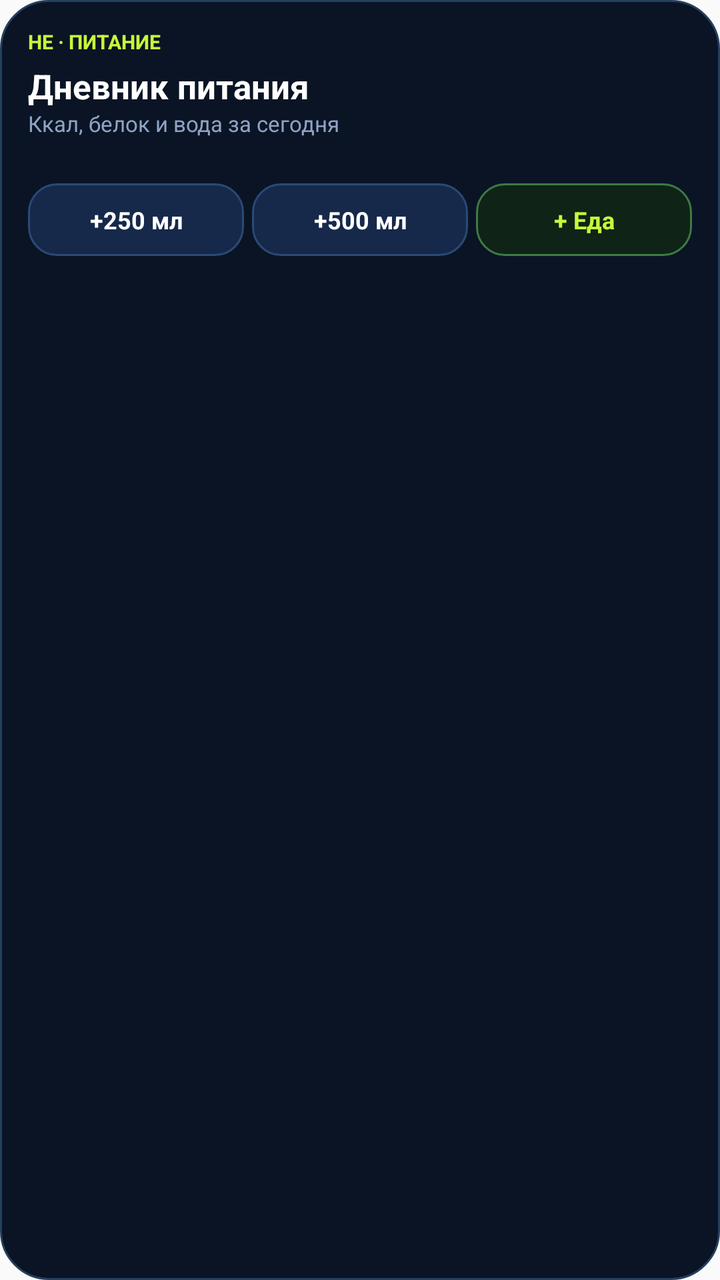
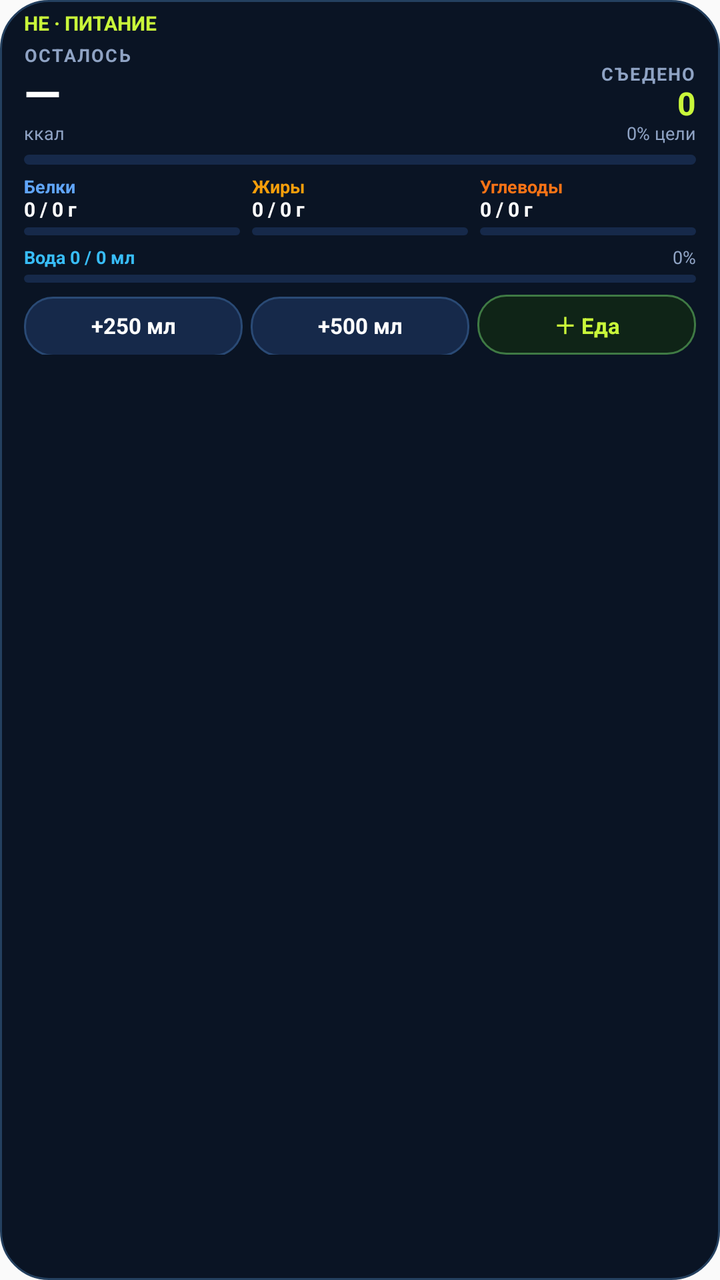

An Android layout rendered at two revisions. The XML below is the earlier revision; the diff shows what the commit changed to produce the second picture.
<!-- AndroidManifest.xml: application theme AppTheme -->
<!-- res/layout/widget_nutrition.xml -->
<?xml version="1.0" encoding="utf-8"?>
<LinearLayout xmlns:android="http://schemas.android.com/apk/res/android"
    android:id="@+id/w_nut_root"
    android:layout_width="match_parent"
    android:layout_height="wrap_content"
    android:background="@drawable/widget_bg"
    android:orientation="vertical"
    android:padding="14dp"
    android:contentDescription="@string/widget_nutrition_desc">

    <TextView
        android:layout_width="wrap_content"
        android:layout_height="wrap_content"
        android:text="HE · ПИТАНИЕ"
        android:textColor="#C9F73A"
        android:textSize="10sp"
        android:textStyle="bold" />

    <TextView
        android:id="@+id/w_nut_kcal"
        android:layout_width="match_parent"
        android:layout_height="wrap_content"
        android:layout_marginTop="4dp"
        android:ellipsize="end"
        android:maxLines="1"
        android:text="Дневник питания"
        android:textColor="#FFFFFF"
        android:textSize="17sp"
        android:textStyle="bold" />

    <TextView
        android:id="@+id/w_nut_sub"
        android:layout_width="match_parent"
        android:layout_height="wrap_content"
        android:ellipsize="end"
        android:maxLines="1"
        android:text="Ккал, белок и вода за сегодня"
        android:textColor="#8FA3C4"
        android:textSize="11sp" />

    <TextView
        android:id="@+id/w_nut_queue"
        android:layout_width="wrap_content"
        android:layout_height="wrap_content"
        android:text=" "
        android:textColor="#C9F73A"
        android:textSize="11sp"
        android:textStyle="bold" />

    <LinearLayout
        android:layout_width="match_parent"
        android:layout_height="wrap_content"
        android:layout_marginTop="8dp"
        android:orientation="horizontal">

        <TextView
            android:id="@+id/w_nut_water"
            android:layout_width="0dp"
            android:layout_height="wrap_content"
            android:layout_marginEnd="4dp"
            android:layout_weight="1"
            android:background="@drawable/widget_chip"
            android:gravity="center"
            android:padding="10dp"
            android:text="+250 мл"
            android:textColor="#FFFFFF"
            android:textSize="12sp"
            android:textStyle="bold" />

        <TextView
            android:id="@+id/w_nut_water500"
            android:layout_width="0dp"
            android:layout_height="wrap_content"
            android:layout_marginEnd="4dp"
            android:layout_weight="1"
            android:background="@drawable/widget_chip"
            android:gravity="center"
            android:padding="10dp"
            android:text="+500 мл"
            android:textColor="#FFFFFF"
            android:textSize="12sp"
            android:textStyle="bold" />

        <TextView
            android:id="@+id/w_nut_open"
            android:layout_width="0dp"
            android:layout_height="wrap_content"
            android:layout_weight="1"
            android:background="@drawable/widget_action"
            android:gravity="center"
            android:padding="10dp"
            android:text="+ Еда"
            android:textColor="#C9F73A"
            android:textSize="12sp"
            android:textStyle="bold" />
    </LinearLayout>
</LinearLayout>
<!-- resources referenced by this layout -->
<resources>
  <string name="widget_nutrition_desc">Ккал дня, вода в один тап, быстрый переход в дневник</string>
  <style name="AppTheme" parent="Theme.AppCompat.Light.DarkActionBar">
          
          <item name="colorPrimary">@color/colorPrimary</item>
          <item name="colorPrimaryDark">@color/colorPrimaryDark</item>
          <item name="colorAccent">@color/colorAccent</item>
      </style>
  <color name="colorPrimary">#0a1628</color>
  <color name="colorPrimaryDark">#050b16</color>
  <color name="colorAccent">#00e68a</color>
  <!-- unchanged entries left out for length: 3 -->
</resources>

<!-- the commit's change to res/layout/widget_nutrition.xml (unified diff, before → after) -->
@@ -5,93 +5,366 @@
     android:layout_height="wrap_content"
     android:background="@drawable/widget_bg"
     android:orientation="vertical"
-    android:padding="14dp"
+    android:paddingLeft="12dp"
+    android:paddingRight="12dp"
+    android:paddingTop="6dp"
+    android:paddingBottom="6dp"
     android:contentDescription="@string/widget_nutrition_desc">
 
-    <TextView
-        android:layout_width="wrap_content"
-        android:layout_height="wrap_content"
-        android:text="HE · ПИТАНИЕ"
-        android:textColor="#C9F73A"
-        android:textSize="10sp"
-        android:textStyle="bold" />
-
-    <TextView
-        android:id="@+id/w_nut_kcal"
-        android:layout_width="match_parent"
-        android:layout_height="wrap_content"
-        android:layout_marginTop="4dp"
-        android:ellipsize="end"
-        android:maxLines="1"
-        android:text="Дневник питания"
-        android:textColor="#FFFFFF"
-        android:textSize="17sp"
-        android:textStyle="bold" />
-
-    <TextView
-        android:id="@+id/w_nut_sub"
-        android:layout_width="match_parent"
-        android:layout_height="wrap_content"
-        android:ellipsize="end"
-        android:maxLines="1"
-        android:text="Ккал, белок и вода за сегодня"
-        android:textColor="#8FA3C4"
-        android:textSize="11sp" />
-
-    <TextView
-        android:id="@+id/w_nut_queue"
-        android:layout_width="wrap_content"
-        android:layout_height="wrap_content"
-        android:text=" "
-        android:textColor="#C9F73A"
-        android:textSize="11sp"
-        android:textStyle="bold" />
-
-    <LinearLayout
-        android:layout_width="match_parent"
-        android:layout_height="wrap_content"
-        android:layout_marginTop="8dp"
-        android:orientation="horizontal">
-
-        <TextView
-            android:id="@+id/w_nut_water"
-            android:layout_width="0dp"
-            android:layout_height="wrap_content"
-            android:layout_marginEnd="4dp"
-            android:layout_weight="1"
+    
+    <LinearLayout
+        android:layout_width="match_parent"
+        android:layout_height="wrap_content"
+        android:gravity="center_vertical"
+        android:orientation="horizontal">
+
+        <TextView
+            android:layout_width="wrap_content"
+            android:layout_height="wrap_content"
+            android:includeFontPadding="false"
+            android:text="HE · ПИТАНИЕ"
+            android:textColor="#C9F73A"
+            android:textSize="10sp"
+            android:textStyle="bold" />
+
+        <TextView
+            android:id="@+id/w_nut_date"
+            android:layout_width="0dp"
+            android:layout_height="wrap_content"
+            android:layout_marginStart="6dp"
+            android:layout_weight="1"
+            android:ellipsize="end"
+            android:includeFontPadding="false"
+            android:maxLines="1"
+            android:text=""
+            android:textColor="#8FA3C4"
+            android:textSize="9sp" />
+
+        <TextView
+            android:id="@+id/w_nut_queue"
+            android:layout_width="wrap_content"
+            android:layout_height="wrap_content"
             android:background="@drawable/widget_chip"
             android:gravity="center"
-            android:padding="10dp"
+            android:includeFontPadding="false"
+            android:paddingLeft="6dp"
+            android:paddingRight="6dp"
+            android:paddingTop="2dp"
+            android:paddingBottom="2dp"
+            android:text=""
+            android:textColor="#C9F73A"
+            android:textSize="9sp"
+            android:textStyle="bold"
+            android:visibility="gone" />
+    </LinearLayout>
+
+    
+    <LinearLayout
+        android:layout_width="match_parent"
+        android:layout_height="wrap_content"
+        android:layout_marginTop="5dp"
+        android:baselineAligned="false"
+        android:gravity="bottom"
+        android:orientation="horizontal">
+
+        <LinearLayout
+            android:layout_width="0dp"
+            android:layout_height="wrap_content"
+            android:layout_weight="1"
+            android:orientation="vertical">
+
+            <TextView
+                android:id="@+id/w_nut_left_label"
+                android:layout_width="wrap_content"
+                android:layout_height="wrap_content"
+                android:includeFontPadding="false"
+                android:letterSpacing="0.08"
+                android:text="ОСТАЛОСЬ"
+                android:textColor="#8FA3C4"
+                android:textSize="9sp"
+                android:textStyle="bold" />
+
+            <TextView
+                android:id="@+id/w_nut_left_value"
+                android:layout_width="wrap_content"
+                android:layout_height="wrap_content"
+                android:includeFontPadding="false"
+                android:text="—"
+                android:textColor="#FFFFFF"
+                android:textSize="24sp"
+                android:textStyle="bold" />
+
+            <TextView
+                android:id="@+id/w_nut_left_sub"
+                android:layout_width="wrap_content"
+                android:layout_height="wrap_content"
+                android:ellipsize="end"
+                android:includeFontPadding="false"
+                android:maxLines="1"
+                android:text="ккал"
+                android:textColor="#8FA3C4"
+                android:textSize="9sp" />
+        </LinearLayout>
+
+        <LinearLayout
+            android:layout_width="wrap_content"
+            android:layout_height="wrap_content"
+            android:gravity="end"
+            android:orientation="vertical">
+
+            <TextView
+                android:layout_width="wrap_content"
+                android:layout_height="wrap_content"
+                android:includeFontPadding="false"
+                android:letterSpacing="0.08"
+                android:text="СЪЕДЕНО"
+                android:textColor="#8FA3C4"
+                android:textSize="9sp"
+                android:textStyle="bold" />
+
+            <TextView
+                android:id="@+id/w_nut_eaten"
+                android:layout_width="wrap_content"
+                android:layout_height="wrap_content"
+                android:includeFontPadding="false"
+                android:text="0"
+                android:textColor="#C9F73A"
+                android:textSize="16sp"
+                android:textStyle="bold" />
+
+            <TextView
+                android:id="@+id/w_nut_pct"
+                android:layout_width="wrap_content"
+                android:layout_height="wrap_content"
+                android:includeFontPadding="false"
+                android:text="0% цели"
+                android:textColor="#8FA3C4"
+                android:textSize="9sp" />
+        </LinearLayout>
+    </LinearLayout>
+
+    <ProgressBar
+        android:id="@+id/w_nut_kcal_bar"
+        style="@android:style/Widget.ProgressBar.Horizontal"
+        android:layout_width="match_parent"
+        android:layout_height="5dp"
+        android:layout_marginTop="5dp"
+        android:max="100"
+        android:progress="0"
+        android:progressDrawable="@drawable/widget_bar_kcal" />
+
+    
+    <LinearLayout
+        android:layout_width="match_parent"
+        android:layout_height="wrap_content"
+        android:layout_marginTop="6dp"
+        android:baselineAligned="false"
+        android:orientation="horizontal">
+
+        <LinearLayout
+            android:layout_width="0dp"
+            android:layout_height="wrap_content"
+            android:layout_marginEnd="6dp"
+            android:layout_weight="1"
+            android:orientation="vertical">
+
+            <TextView
+                android:layout_width="wrap_content"
+                android:layout_height="wrap_content"
+                android:includeFontPadding="false"
+                android:text="Белки"
+                android:textColor="#60A5FA"
+                android:textSize="9sp"
+                android:textStyle="bold" />
+
+            <TextView
+                android:id="@+id/w_nut_p_value"
+                android:layout_width="match_parent"
+                android:layout_height="wrap_content"
+                android:ellipsize="end"
+                android:includeFontPadding="false"
+                android:maxLines="1"
+                android:text="0 / 0 г"
+                android:textColor="#FFFFFF"
+                android:textSize="10sp"
+                android:textStyle="bold" />
+
+            <ProgressBar
+                android:id="@+id/w_nut_p_bar"
+                style="@android:style/Widget.ProgressBar.Horizontal"
+                android:layout_width="match_parent"
+                android:layout_height="4dp"
+                android:layout_marginTop="3dp"
+                android:max="100"
+                android:progress="0"
+                android:progressDrawable="@drawable/widget_bar_protein" />
+        </LinearLayout>
+
+        <LinearLayout
+            android:layout_width="0dp"
+            android:layout_height="wrap_content"
+            android:layout_marginEnd="6dp"
+            android:layout_weight="1"
+            android:orientation="vertical">
+
+            <TextView
+                android:layout_width="wrap_content"
+                android:layout_height="wrap_content"
+                android:includeFontPadding="false"
+                android:text="Жиры"
+                android:textColor="#F59E0B"
+                android:textSize="9sp"
+                android:textStyle="bold" />
+
+            <TextView
+                android:id="@+id/w_nut_f_value"
+                android:layout_width="match_parent"
+                android:layout_height="wrap_content"
+                android:ellipsize="end"
+                android:includeFontPadding="false"
+                android:maxLines="1"
+                android:text="0 / 0 г"
+                android:textColor="#FFFFFF"
+                android:textSize="10sp"
+                android:textStyle="bold" />
+
+            <ProgressBar
+                android:id="@+id/w_nut_f_bar"
+                style="@android:style/Widget.ProgressBar.Horizontal"
+                android:layout_width="match_parent"
+                android:layout_height="4dp"
+                android:layout_marginTop="3dp"
+                android:max="100"
+                android:progress="0"
+                android:progressDrawable="@drawable/widget_bar_fat" />
+        </LinearLayout>
+
+        <LinearLayout
+            android:layout_width="0dp"
+            android:layout_height="wrap_content"
+            android:layout_weight="1"
+            android:orientation="vertical">
+
+            <TextView
+                android:layout_width="wrap_content"
+                android:layout_height="wrap_content"
+                android:includeFontPadding="false"
+                android:text="Углеводы"
+                android:textColor="#F97316"
+                android:textSize="9sp"
+                android:textStyle="bold" />
+
+            <TextView
+                android:id="@+id/w_nut_c_value"
+                android:layout_width="match_parent"
+                android:layout_height="wrap_content"
+                android:ellipsize="end"
+                android:includeFontPadding="false"
+                android:maxLines="1"
+                android:text="0 / 0 г"
+                android:textColor="#FFFFFF"
+                android:textSize="10sp"
+                android:textStyle="bold" />
+
+            <ProgressBar
+                android:id="@+id/w_nut_c_bar"
+                style="@android:style/Widget.ProgressBar.Horizontal"
+                android:layout_width="match_parent"
+                android:layout_height="4dp"
+                android:layout_marginTop="3dp"
+                android:max="100"
+                android:progress="0"
+                android:progressDrawable="@drawable/widget_bar_carbs" />
+        </LinearLayout>
+    </LinearLayout>
+
+    
+    <LinearLayout
+        android:layout_width="match_parent"
+        android:layout_height="wrap_content"
+        android:layout_marginTop="6dp"
+        android:gravity="center_vertical"
+        android:orientation="horizontal">
+
+        <TextView
+            android:id="@+id/w_nut_water_label"
+            android:layout_width="0dp"
+            android:layout_height="wrap_content"
+            android:layout_weight="1"
+            android:ellipsize="end"
+            android:includeFontPadding="false"
+            android:maxLines="1"
+            android:text="Вода 0 / 0 мл"
+            android:textColor="#38BDF8"
+            android:textSize="9sp"
+            android:textStyle="bold" />
+
+        <TextView
+            android:id="@+id/w_nut_water_pct"
+            android:layout_width="wrap_content"
+            android:layout_height="wrap_content"
+            android:includeFontPadding="false"
+            android:text="0%"
+            android:textColor="#8FA3C4"
+            android:textSize="9sp" />
+    </LinearLayout>
+
+    <ProgressBar
+        android:id="@+id/w_nut_water_bar"
+        style="@android:style/Widget.ProgressBar.Horizontal"
+        android:layout_width="match_parent"
+        android:layout_height="4dp"
+        android:layout_marginTop="3dp"
+        android:max="100"
+        android:progress="0"
+        android:progressDrawable="@drawable/widget_bar_water" />
+
+    
+    <LinearLayout
+        android:layout_width="match_parent"
+        android:layout_height="wrap_content"
+        android:layout_marginTop="6dp"
+        android:orientation="horizontal">
+
+        <TextView
+            android:id="@+id/w_nut_water"
+            android:layout_width="0dp"
+            android:layout_height="30dp"
+            android:layout_marginEnd="4dp"
+            android:layout_weight="1"
+            android:background="@drawable/widget_chip"
+            android:gravity="center"
+            android:includeFontPadding="false"
             android:text="+250 мл"
             android:textColor="#FFFFFF"
-            android:textSize="12sp"
+            android:textSize="11sp"
             android:textStyle="bold" />
 
         <TextView
             android:id="@+id/w_nut_water500"
             android:layout_width="0dp"
-            android:layout_height="wrap_content"
+            android:layout_height="30dp"
             android:layout_marginEnd="4dp"
             android:layout_weight="1"
             android:background="@drawable/widget_chip"
             android:gravity="center"
-            android:padding="10dp"
+            android:includeFontPadding="false"
             android:text="+500 мл"
             android:textColor="#FFFFFF"
-            android:textSize="12sp"
+            android:textSize="11sp"
             android:textStyle="bold" />
 
         <TextView
             android:id="@+id/w_nut_open"
             android:layout_width="0dp"
-            android:layout_height="wrap_content"
+            android:layout_height="30dp"
             android:layout_weight="1"
             android:background="@drawable/widget_action"
             android:gravity="center"
-            android:padding="10dp"
-            android:text="+ Еда"
+            android:includeFontPadding="false"
+            android:text="＋ Еда"
             android:textColor="#C9F73A"
-            android:textSize="12sp"
+            android:textSize="11sp"
             android:textStyle="bold" />
     </LinearLayout>
 </LinearLayout>
<!-- resource entries referenced after the edit -->
@@ -1,6 +1,96 @@
 <!-- resources referenced by this layout -->
 <resources>
-  <string name="widget_nutrition_desc">Ккал дня, вода в один тап, быстрый переход в дневник</string>
+  <!-- drawable widget_bar_carbs (drawable) -->
+  <?xml version="1.0" encoding="utf-8"?>
+  <layer-list xmlns:android="http://schemas.android.com/apk/res/android">
+      <item android:id="@android:id/background">
+          <shape android:shape="rectangle">
+              <corners android:radius="4dp" />
+              <solid android:color="#16294A" />
+          </shape>
+      </item>
+      <item android:id="@android:id/progress">
+          <clip>
+              <shape android:shape="rectangle">
+                  <corners android:radius="4dp" />
+                  <solid android:color="#F97316" />
+              </shape>
+          </clip>
+      </item>
+  </layer-list>
+  <!-- drawable widget_bar_fat (drawable) -->
+  <?xml version="1.0" encoding="utf-8"?>
+  <layer-list xmlns:android="http://schemas.android.com/apk/res/android">
+      <item android:id="@android:id/background">
+          <shape android:shape="rectangle">
+              <corners android:radius="4dp" />
+              <solid android:color="#16294A" />
+          </shape>
+      </item>
+      <item android:id="@android:id/progress">
+          <clip>
+              <shape android:shape="rectangle">
+                  <corners android:radius="4dp" />
+                  <solid android:color="#F59E0B" />
+              </shape>
+          </clip>
+      </item>
+  </layer-list>
+  <!-- drawable widget_bar_kcal (drawable) -->
+  <?xml version="1.0" encoding="utf-8"?>
+  <layer-list xmlns:android="http://schemas.android.com/apk/res/android">
+      <item android:id="@android:id/background">
+          <shape android:shape="rectangle">
+              <corners android:radius="4dp" />
+              <solid android:color="#16294A" />
+          </shape>
+      </item>
+      <item android:id="@android:id/progress">
+          <clip>
+              <shape android:shape="rectangle">
+                  <corners android:radius="4dp" />
+                  <solid android:color="#C9F73A" />
+              </shape>
+          </clip>
+      </item>
+  </layer-list>
+  <!-- drawable widget_bar_protein (drawable) -->
+  <?xml version="1.0" encoding="utf-8"?>
+  <layer-list xmlns:android="http://schemas.android.com/apk/res/android">
+      <item android:id="@android:id/background">
+          <shape android:shape="rectangle">
+              <corners android:radius="4dp" />
+              <solid android:color="#16294A" />
+          </shape>
+      </item>
+      <item android:id="@android:id/progress">
+          <clip>
+              <shape android:shape="rectangle">
+                  <corners android:radius="4dp" />
+                  <solid android:color="#60A5FA" />
+              </shape>
+          </clip>
+      </item>
+  </layer-list>
+  <!-- drawable widget_bar_water (drawable) -->
+  <?xml version="1.0" encoding="utf-8"?>
+  <layer-list xmlns:android="http://schemas.android.com/apk/res/android">
+      <item android:id="@android:id/background">
+          <shape android:shape="rectangle">
+              <corners android:radius="4dp" />
+              <solid android:color="#16294A" />
+          </shape>
+      </item>
+      <item android:id="@android:id/progress">
+          <clip>
+              <shape android:shape="rectangle">
+                  <corners android:radius="4dp" />
+                  <solid android:color="#38BDF8" />
+              </shape>
+          </clip>
+      </item>
+  </layer-list>
+  <string name="widget_nutrition_desc">Остаток калорий, БЖУ и вода дня — как в FatSecret</string>
   <style name="AppTheme" parent="Theme.AppCompat.Light.DarkActionBar">
           
           <item name="colorPrimary">@color/colorPrimary</item>
